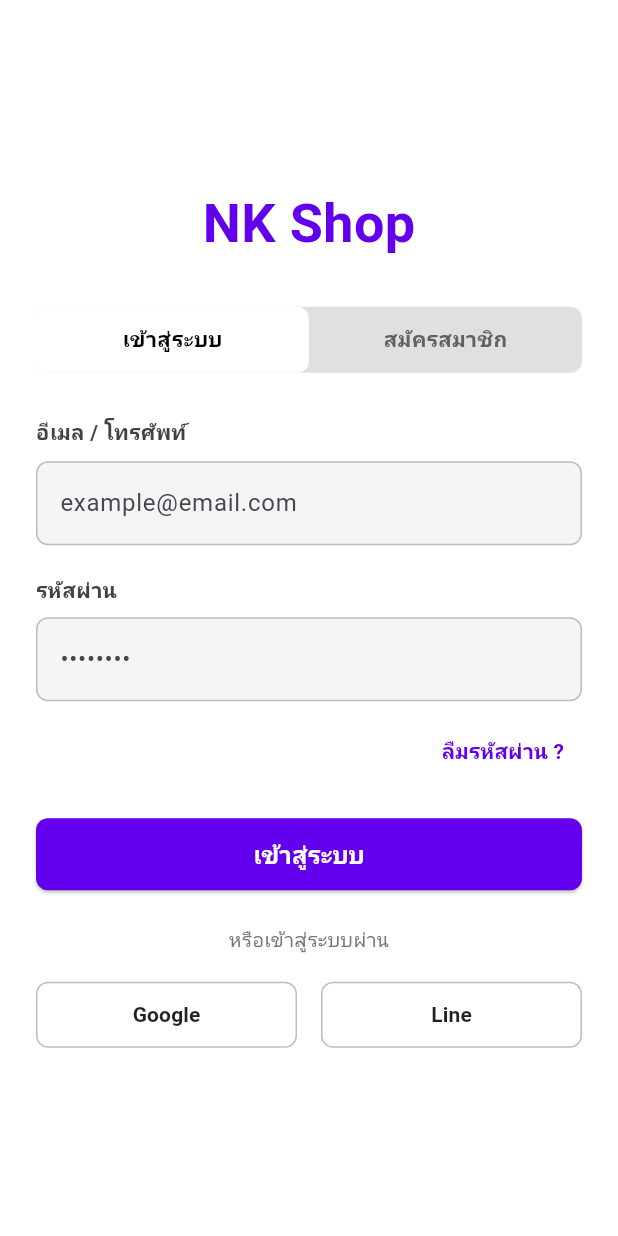
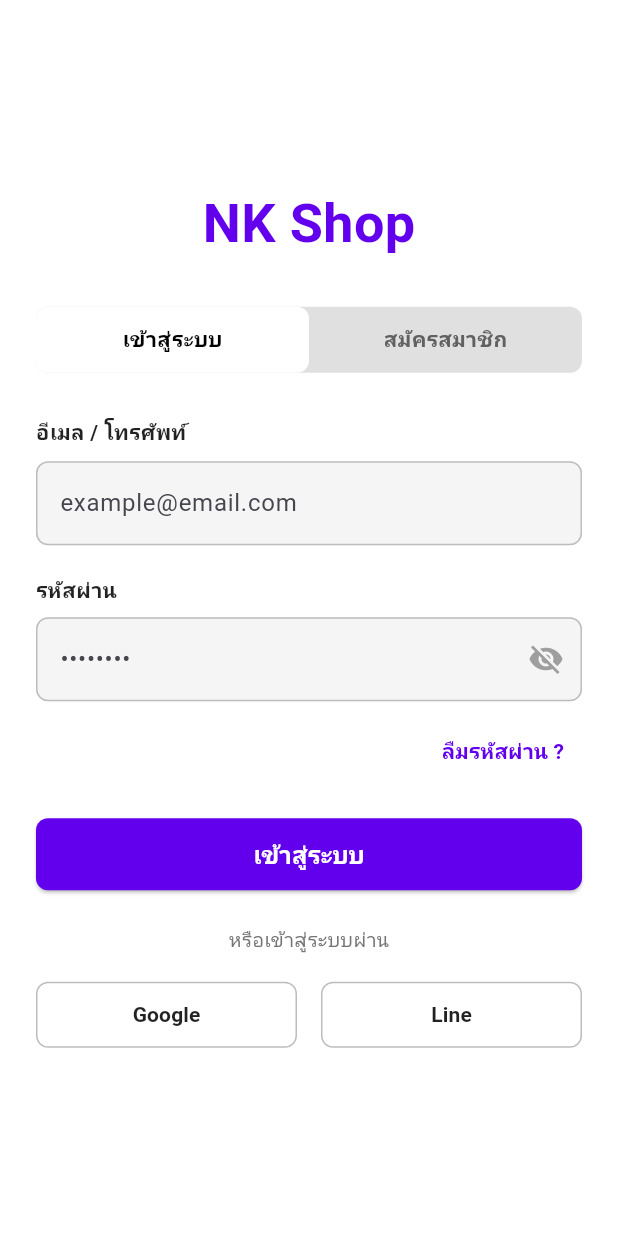
Before and after one commit to nikenarinee/micro-commerce-app, a Flutter app: the screen it shows after launch, on a phone screen of 412 x 824 dp. Run offline on Flutter 3.47's test engine with Material 3 defaults, Android fonts, the phone set to English and light mode, and no system bars; our stand-ins replace supabase_flutter; accounts and stored records are empty.

Commit message:
แก้ไขการเข้าสู่ระบบ

```diff
--- a/lib/pages/login_page.dart
+++ b/lib/pages/login_page.dart
@@ -10,10 +10,9 @@ class LoginPage extends StatefulWidget {
 }
 
 class _LoginPageState extends State<LoginPage> {
-  // ควบคุมสถานะ Tab: true = หน้าเข้าสู่ระบบ, false = หน้าสมัครสมาชิก
   bool isLoginTab = true;
+  bool _obscurePassword = true;
 
-  // Controllers สำหรับรับค่าจากฟอร์ม
   final _nameController = TextEditingController();
   final _emailController = TextEditingController();
   final _passwordController = TextEditingController();
@@ -28,7 +27,6 @@ class _LoginPageState extends State<LoginPage> {
     super.dispose();
   }
 
-  // ฟังก์ชันจัดการการเข้าสู่ระบบ หรือ สมัครสมาชิก
   Future<void> _submitAuth() async {
     final email = _emailController.text.trim();
     final password = _passwordController.text.trim();
@@ -54,35 +52,31 @@ class _LoginPageState extends State<LoginPage> {
         );
 
         if (!mounted) return;
-        // เข้าสู่ระบบสำเร็จ พาไปหน้า ProductListPage
         Navigator.pushReplacement(
           context,
           MaterialPageRoute(builder: (context) => const ProductListPage()),
         );
       } else {
         // --- สมัครสมาชิก ---
-        final response = await Supabase.instance.client.auth.signUp(
+        await Supabase.instance.client.auth.signUp(
           email: email,
           password: password,
-          data: {'full_name': fullName}, // เก็บชื่อ-นามสกุลเผื่อไว้ใน metadata
+          data: {'full_name': fullName},
         );
 
         if (!mounted) return;
 
-        // ถ้า Supabase ตั้งค่าเปิด Auto-confirm ไว้ จะได้ session ทันที
-        if (response.session != null) {
-          Navigator.pushReplacement(
-            context,
-            MaterialPageRoute(builder: (context) => const ProductListPage()),
-          );
-        } else {
-          ScaffoldMessenger.of(context).showSnackBar(
-            const SnackBar(content: Text('สมัครสมาชิกสำเร็จ! กรุณาเข้าสู่ระบบ')),
-          );
-          setState(() {
-            isLoginTab = true; // สลับกลับมาหน้าเข้าสู่ระบบ
-          });
-        }
+        // สมัครเสร็จ ล็อกอินเข้าสู่ระบบให้อัตโนมัติทันที
+        await Supabase.instance.client.auth.signInWithPassword(
+          email: email,
+          password: password,
+        );
+
+        if (!mounted) return;
+        Navigator.pushReplacement(
+          context,
+          MaterialPageRoute(builder: (context) => const ProductListPage()),
+        );
       }
     } catch (e) {
       if (!mounted) return;
@@ -110,18 +104,17 @@ class _LoginPageState extends State<LoginPage> {
             child: Column(
               mainAxisAlignment: MainAxisAlignment.center,
               children: [
-                // 1. หัวข้อร้าน NK Shop
                 const Text(
                   'NK Shop',
                   style: TextStyle(
                     fontSize: 36,
                     fontWeight: FontWeight.bold,
-                    color: Color(0xFF6200EE), // สีม่วงตามแบบ
+                    color: Color(0xFF6200EE),
                   ),
                 ),
                 const SizedBox(height: 30),
 
-                // 2. Tab สลับระหว่าง "เข้าสู่ระบบ" และ "สมัครสมาชิก"
+                // Tab สลับหน้า
                 Container(
                   decoration: BoxDecoration(
                     color: Colors.grey[300],
@@ -174,13 +167,13 @@ class _LoginPageState extends State<LoginPage> {
                 ),
                 const SizedBox(height: 30),
 
-                // 3. ฟิลด์กรอกข้อมูล "ชื่อ - นามสกุล" (แสดงเฉพาะตอนสมัครสมาชิก)
+                // ฟิลด์ชื่อ-นามสกุล (เฉพาะตอนสมัครสมาชิก)
                 if (!isLoginTab) ...[
-                  Align(
+                  const Align(
                     alignment: Alignment.centerLeft,
                     child: Text(
                       'ชื่อ - นามสกุล',
-                      style: TextStyle(fontWeight: FontWeight.bold, color: Colors.grey[800]),
+                      style: TextStyle(fontWeight: FontWeight.bold, color: Colors.black87),
                     ),
                   ),
                   const SizedBox(height: 8),
@@ -203,12 +196,12 @@ class _LoginPageState extends State<LoginPage> {
                   const SizedBox(height: 20),
                 ],
 
-                // 4. ฟิลด์ "อีเมล / โทรศัพท์"
-                Align(
+                // ฟิลด์อีเมล / โทรศัพท์
+                const Align(
                   alignment: Alignment.centerLeft,
                   child: Text(
                     'อีเมล / โทรศัพท์',
-                    style: TextStyle(fontWeight: FontWeight.bold, color: Colors.grey[800]),
+                    style: TextStyle(fontWeight: FontWeight.bold, color: Colors.black87),
                   ),
                 ),
                 const SizedBox(height: 8),
@@ -230,18 +223,18 @@ class _LoginPageState extends State<LoginPage> {
                 ),
                 const SizedBox(height: 20),
 
-                // 5. ฟิลด์ "รหัสผ่าน"
-                Align(
+                // ฟิลด์รหัสผ่านพร้อมไอคอนรูปดวงตา
+                const Align(
                   alignment: Alignment.centerLeft,
                   child: Text(
                     'รหัสผ่าน',
-                    style: TextStyle(fontWeight: FontWeight.bold, color: Colors.grey[800]),
+                    style: TextStyle(fontWeight: FontWeight.bold, color: Colors.black87),
                   ),
                 ),
                 const SizedBox(height: 8),
                 TextField(
                   controller: _passwordController,
-                  obscureText: true,
+                  obscureText: _obscurePassword,
                   decoration: InputDecoration(
                     hintText: '••••••••',
                     filled: true,
@@ -254,18 +247,27 @@ class _LoginPageState extends State<LoginPage> {
                       borderRadius: BorderRadius.circular(8),
                       borderSide: BorderSide(color: Colors.grey[400]!),
                     ),
+                    suffixIcon: IconButton(
+                      icon: Icon(
+                        _obscurePassword ? Icons.visibility_off : Icons.visibility,
+                        color: Colors.grey,
+                      ),
+                      onPressed: () {
+                        setState(() {
+                          _obscurePassword = !_obscurePassword;
+                        });
+                      },
+                    ),
                   ),
                 ),
                 const SizedBox(height: 10),
 
-                // 6. ลืมรหัสผ่าน (แสดงเฉพาะหน้าเข้าสู่ระบบ)
+                // ลืมรหัสผ่าน (เฉพาะหน้าเข้าสู่ระบบ)
                 if (isLoginTab)
                   Align(
                     alignment: Alignment.centerRight,
                     child: TextButton(
-                      onPressed: () {
-                        // ฟังก์ชันเสริมสำหรับลืมรหัสผ่าน
-                      },
+                      onPressed: () {},
                       child: const Text(
                         'ลืมรหัสผ่าน ?',
                         style: TextStyle(
@@ -277,7 +279,7 @@ class _LoginPageState extends State<LoginPage> {
                   ),
                 const SizedBox(height: 20),
 
-                // 7. ปุ่มกดหลัก (เข้าสู่ระบบ / สมัครสมาชิก)
+                // ปุ่มกดหลัก
                 SizedBox(
                   width: double.infinity,
                   height: 48,
@@ -302,7 +304,7 @@ class _LoginPageState extends State<LoginPage> {
                   ),
                 ),
 
-                // 8. ส่วน Social Login ด้านล่าง (แสดงเฉพาะหน้าเข้าสู่ระบบ)
+                // ส่วน Social Login ด้านล่าง (เฉพาะหน้าเข้าสู่ระบบ)
                 if (isLoginTab) ...[
                   const SizedBox(height: 24),
                   Text(
@@ -314,9 +316,7 @@ class _LoginPageState extends State<LoginPage> {
                     children: [
                       Expanded(
                         child: OutlinedButton(
-                          onPressed: () {
-                            // ปุ่ม Google Login (เชื่อมต่อภายหลังได้)
-                          },
+                          onPressed: () {},
                           style: OutlinedButton.styleFrom(
                             padding: const EdgeInsets.symmetric(vertical: 12),
                             side: BorderSide(color: Colors.grey[400]!),
@@ -333,9 +333,7 @@ class _LoginPageState extends State<LoginPage> {
                       const SizedBox(width: 16),
                       Expanded(
                         child: OutlinedButton(
-                          onPressed: () {
-                            // ปุ่ม Line Login (เชื่อมต่อภายหลังได้)
-                          },
+                          onPressed: () {},
                           style: OutlinedButton.styleFrom(
                             padding: const EdgeInsets.symmetric(vertical: 12),
                             side: BorderSide(color: Colors.grey[400]!),
```
